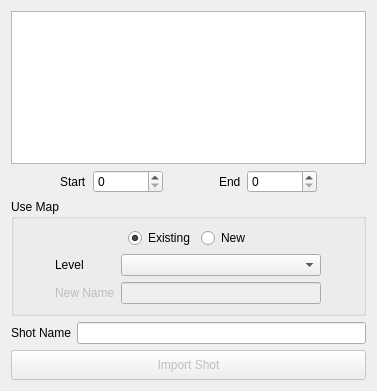
Above: unreal/python/ccunreal/shot/load_shot_ui.ui from mrmcdog23/controlChaos before the change. Below: the same form after it.
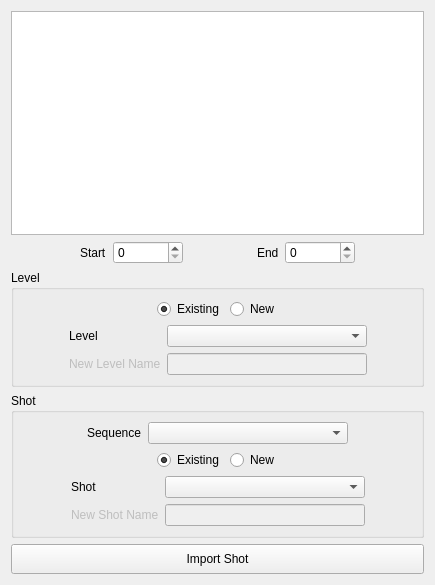
That is the form after the change.

Commit message: make the shots go into versions

Diff of the .ui file:
```diff
--- a/unreal/python/ccunreal/shot/load_shot_ui.ui
+++ b/unreal/python/ccunreal/shot/load_shot_ui.ui
@@ -6,31 +6,179 @@
    <rect>
     <x>0</x>
     <y>0</y>
-    <width>377</width>
-    <height>391</height>
+    <width>435</width>
+    <height>585</height>
    </rect>
   </property>
   <property name="windowTitle">
    <string>Form</string>
   </property>
   <layout class="QGridLayout" name="gridLayout_2">
-   <item row="5" column="0">
-    <widget class="QPushButton" name="btn_import_files">
-     <property name="enabled">
-      <bool>false</bool>
+   <item row="4" column="0">
+    <widget class="QGroupBox" name="groupBox_2">
+     <property name="title">
+      <string>Shot</string>
      </property>
-     <property name="minimumSize">
-      <size>
-       <width>0</width>
-       <height>30</height>
-      </size>
-     </property>
-     <property name="text">
-      <string>Import Shot</string>
-     </property>
-     <property name="btn_ss" stdset="0">
-      <bool>false</bool>
-     </property>
+     <layout class="QGridLayout" name="gridLayout_6">
+      <item row="1" column="0">
+       <layout class="QHBoxLayout" name="horizontalLayout_5">
+        <item>
+         <spacer name="horizontalSpacer_14">
+          <property name="orientation">
+           <enum>Qt::Horizontal</enum>
+          </property>
+          <property name="sizeHint" stdset="0">
+           <size>
+            <width>40</width>
+            <height>20</height>
+           </size>
+          </property>
+         </spacer>
+        </item>
+        <item>
+         <widget class="QRadioButton" name="rbn_existing_shot">
+          <property name="text">
+           <string>Existing</string>
+          </property>
+          <property name="checked">
+           <bool>true</bool>
+          </property>
+         </widget>
+        </item>
+        <item>
+         <widget class="QRadioButton" name="rbn_new_shot">
+          <property name="text">
+           <string>New</string>
+          </property>
+         </widget>
+        </item>
+        <item>
+         <spacer name="horizontalSpacer_15">
+          <property name="orientation">
+           <enum>Qt::Horizontal</enum>
+          </property>
+          <property name="sizeHint" stdset="0">
+           <size>
+            <width>40</width>
+            <height>20</height>
+           </size>
+          </property>
+         </spacer>
+        </item>
+       </layout>
+      </item>
+      <item row="0" column="0">
+       <layout class="QHBoxLayout" name="horizontalLayout_6">
+        <item>
+         <spacer name="horizontalSpacer_16">
+          <property name="orientation">
+           <enum>Qt::Horizontal</enum>
+          </property>
+          <property name="sizeHint" stdset="0">
+           <size>
+            <width>40</width>
+            <height>20</height>
+           </size>
+          </property>
+         </spacer>
+        </item>
+        <item>
+         <widget class="QLabel" name="lbl_existing_4">
+          <property name="text">
+           <string>Sequence</string>
+          </property>
+         </widget>
+        </item>
+        <item>
+         <widget class="QComboBox" name="cmb_sequence">
+          <property name="minimumSize">
+           <size>
+            <width>200</width>
+            <height>0</height>
+           </size>
+          </property>
+         </widget>
+        </item>
+        <item>
+         <spacer name="horizontalSpacer_17">
+          <property name="orientation">
+           <enum>Qt::Horizontal</enum>
+          </property>
+          <property name="sizeHint" stdset="0">
+           <size>
+            <width>40</width>
+            <height>20</height>
+           </size>
+          </property>
+         </spacer>
+        </item>
+       </layout>
+      </item>
+      <item row="2" column="0">
+       <layout class="QGridLayout" name="gridLayout_7">
+        <item row="0" column="0">
+         <spacer name="horizontalSpacer_12">
+          <property name="orientation">
+           <enum>Qt::Horizontal</enum>
+          </property>
+          <property name="sizeHint" stdset="0">
+           <size>
+            <width>40</width>
+            <height>20</height>
+           </size>
+          </property>
+         </spacer>
+        </item>
+        <item row="0" column="1">
+         <widget class="QLabel" name="lbl_existing_shots">
+          <property name="text">
+           <string>Shot</string>
+          </property>
+         </widget>
+        </item>
+        <item row="0" column="2">
+         <widget class="QComboBox" name="cmb_existing_shots">
+          <property name="minimumSize">
+           <size>
+            <width>200</width>
+            <height>0</height>
+           </size>
+          </property>
+         </widget>
+        </item>
+        <item row="0" column="3">
+         <spacer name="horizontalSpacer_13">
+          <property name="orientation">
+           <enum>Qt::Horizontal</enum>
+          </property>
+          <property name="sizeHint" stdset="0">
+           <size>
+            <width>40</width>
+            <height>20</height>
+           </size>
+          </property>
+         </spacer>
+        </item>
+        <item row="1" column="1">
+         <widget class="QLabel" name="lbl_new_shot">
+          <property name="enabled">
+           <bool>false</bool>
+          </property>
+          <property name="text">
+           <string>New Shot Name</string>
+          </property>
+         </widget>
+        </item>
+        <item row="1" column="2">
+         <widget class="QLineEdit" name="le_new_shot">
+          <property name="enabled">
+           <bool>false</bool>
+          </property>
+         </widget>
+        </item>
+       </layout>
+      </item>
+     </layout>
     </widget>
    </item>
    <item row="1" column="0">
@@ -42,7 +190,7 @@
    <item row="3" column="0">
     <widget class="QGroupBox" name="groupBox">
      <property name="title">
-      <string>Use Map</string>
+      <string>Level</string>
      </property>
      <layout class="QGridLayout" name="gridLayout">
       <item row="1" column="0">
@@ -96,7 +244,7 @@
            <bool>false</bool>
           </property>
           <property name="text">
-           <string>New Name</string>
+           <string>New Level Name</string>
           </property>
          </widget>
         </item>
@@ -159,19 +307,30 @@
      </layout>
     </widget>
    </item>
-   <item row="4" column="0">
-    <layout class="QHBoxLayout" name="horizontalLayout_3">
-     <item>
-      <widget class="QLabel" name="label_2">
-       <property name="text">
-        <string>Shot Name</string>
-       </property>
-      </widget>
-     </item>
-     <item>
-      <widget class="QLineEdit" name="le_shot_name"/>
-     </item>
-    </layout>
+   <item row="5" column="0">
+    <widget class="QPushButton" name="btn_import_files">
+     <property name="enabled">
+      <bool>true</bool>
+     </property>
+     <property name="minimumSize">
+      <size>
+       <width>0</width>
+       <height>30</height>
+      </size>
+     </property>
+     <property name="text">
+      <string>Import Shot</string>
+     </property>
+     <property name="btn_ss" stdset="0">
+      <bool>false</bool>
+     </property>
+    </widget>
+   </item>
+   <item row="1" column="0">
+    <widget class="QListWidget" name="lw_import_files"/>
+   </item>
+   <item row="0" column="0">
+    <layout class="QHBoxLayout" name="lyt_import_dir"/>
    </item>
    <item row="2" column="0">
     <layout class="QHBoxLayout" name="horizontalLayout_4">
```
Left out of the diff: 6 changed lines with no effect on the pictures. The commit also changes 2 other files.
